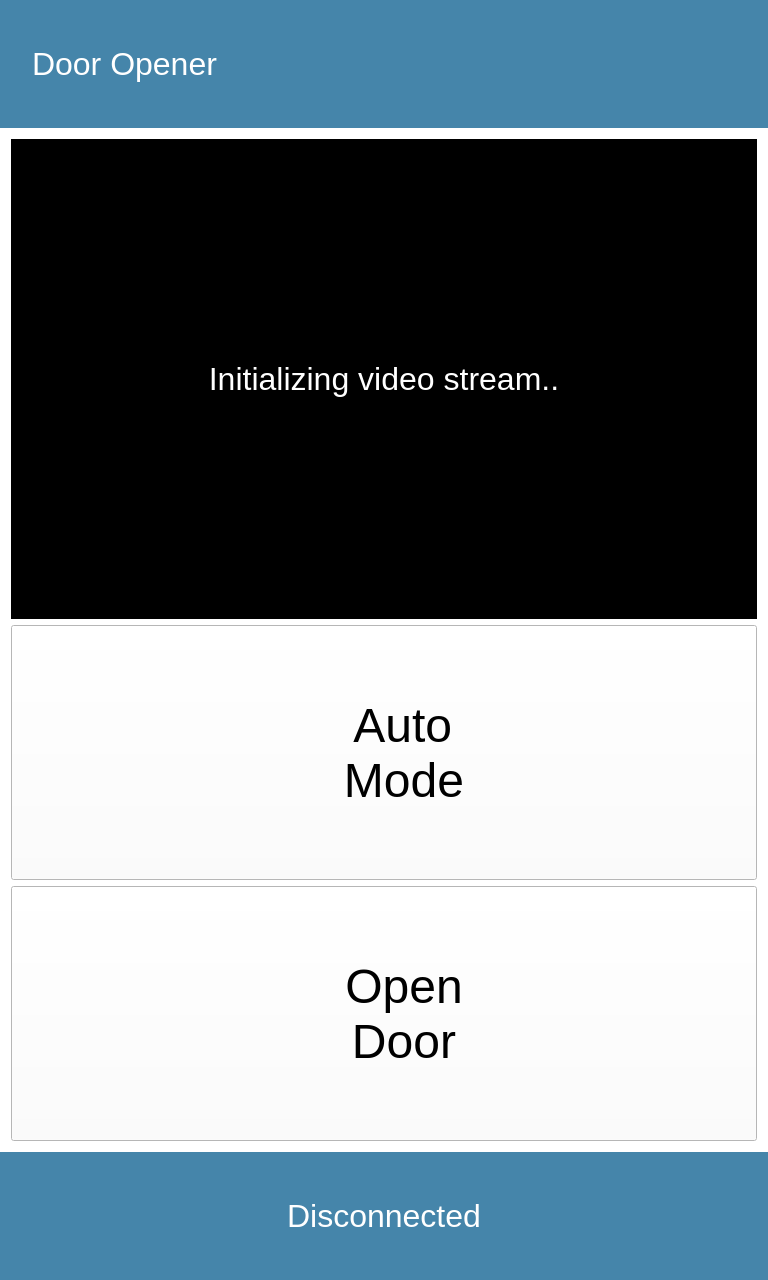
Before: the Qt Designer form qdoorclient/mainwindow.ui in jacob3141/dooropener, drawn with Qt 5.
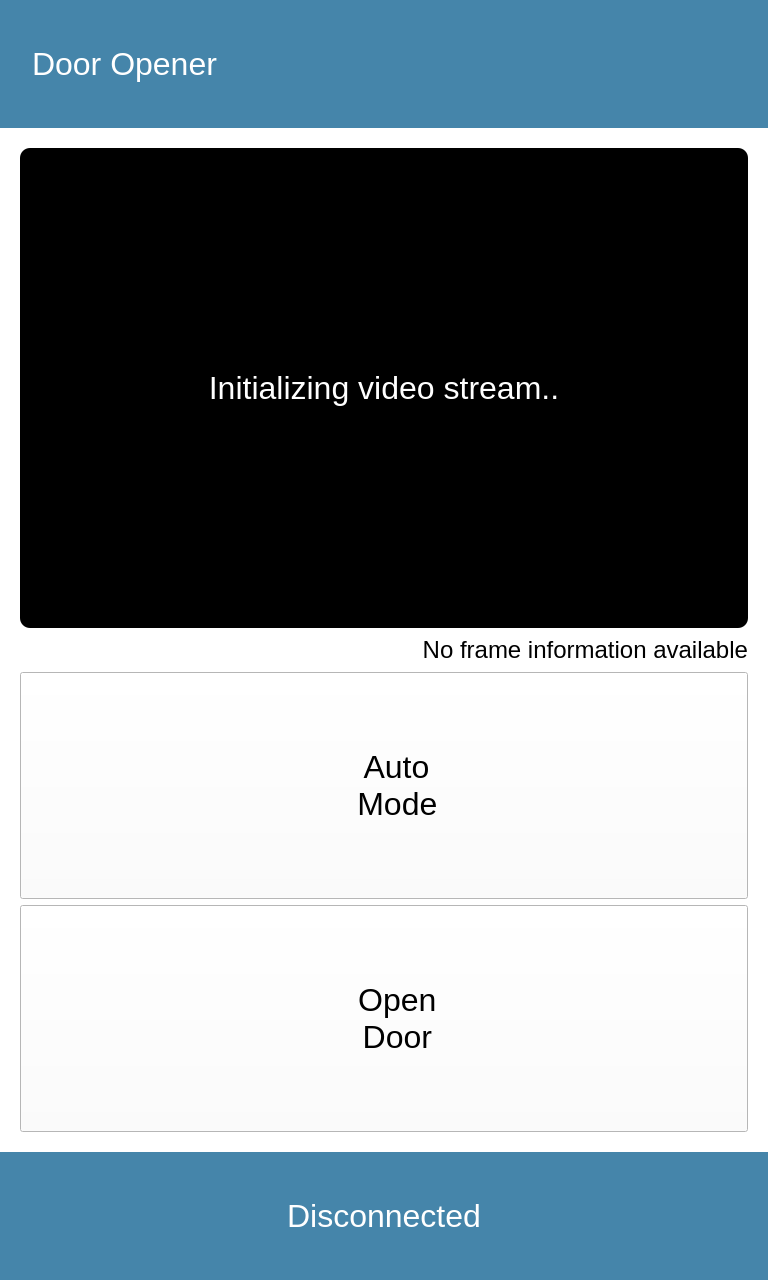
After: the same form once the commit is applied. The open tabs and pages were chosen to show the change. Icons and pictures are not drawn. Custom widgets are drawn as their Qt base class.

Commit message: Added image status label.

```diff
--- a/qdoorclient/mainwindow.ui
+++ b/qdoorclient/mainwindow.ui
@@ -268,6 +268,18 @@
            <enum>QFrame::Raised</enum>
           </property>
           <layout class="QVBoxLayout" name="verticalLayout_3">
+           <property name="leftMargin">
+            <number>20</number>
+           </property>
+           <property name="topMargin">
+            <number>20</number>
+           </property>
+           <property name="rightMargin">
+            <number>20</number>
+           </property>
+           <property name="bottomMargin">
+            <number>20</number>
+           </property>
            <item>
             <widget class="QLabel" name="imageLabel">
              <property name="minimumSize">
@@ -283,7 +295,7 @@
               </size>
              </property>
              <property name="styleSheet">
-              <string notr="true">background: black; color: white; font-size: 32px;</string>
+              <string notr="true">background: black; color: white; font-size: 32px; border-radius: 10px;</string>
              </property>
              <property name="text">
               <string>Initializing video stream..</string>
@@ -296,6 +308,25 @@
              </property>
             </widget>
            </item>
+           <item>
+            <widget class="QLabel" name="imageInfoLabel">
+             <property name="maximumSize">
+              <size>
+               <width>16777215</width>
+               <height>32</height>
+              </size>
+             </property>
+             <property name="styleSheet">
+              <string notr="true">font-size: 24px;</string>
+             </property>
+             <property name="text">
+              <string>No frame information available</string>
+             </property>
+             <property name="alignment">
+              <set>Qt::AlignRight|Qt::AlignTrailing|Qt::AlignVCenter</set>
+             </property>
+            </widget>
+           </item>
            <item>
             <widget class="QPushButton" name="autoPushButton">
              <property name="sizePolicy">
@@ -307,7 +338,7 @@
              <property name="styleSheet">
               <string notr="true">QPushButton {
 
-font-size: 48px;
+font-size: 32px;
 }</string>
              </property>
              <property name="text">
@@ -320,8 +351,8 @@
              </property>
              <property name="iconSize">
               <size>
-               <width>108</width>
-               <height>108</height>
+               <width>80</width>
+               <height>80</height>
               </size>
              </property>
              <property name="checkable">
@@ -340,7 +371,7 @@
              <property name="styleSheet">
               <string notr="true">QPushButton {
 
-font-size: 48px;
+font-size: 32px;
 }</string>
              </property>
              <property name="text">
@@ -353,8 +384,8 @@
              </property>
              <property name="iconSize">
               <size>
-               <width>108</width>
-               <height>108</height>
+               <width>80</width>
+               <height>80</height>
               </size>
              </property>
             </widget>
```
The commit also changes 3 other files.
